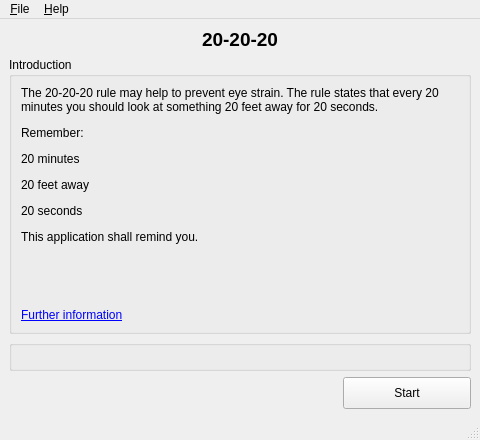
This is main/mainwindow.ui in pflaumenkern/202020 as Qt 5 draws it before an edit. The edited form follows.
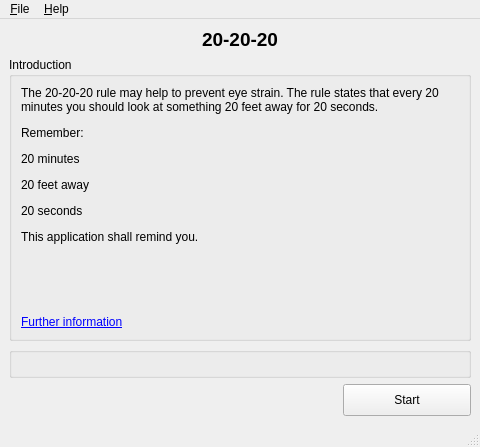
This is the edited form. Icons and pictures are not drawn. Custom widgets are drawn as their Qt base class.

Commit message:
Do not use native menu bar
Update menu bar flag to false for MacOS
Update version, organization domain and .gitignore
Remove unnecessary import

What changed in the file:
```diff
--- a/main/mainwindow.ui
+++ b/main/mainwindow.ui
@@ -7,7 +7,7 @@
     <x>0</x>
     <y>0</y>
     <width>480</width>
-    <height>440</height>
+    <height>447</height>
    </rect>
   </property>
   <property name="minimumSize">
```
Left out of the diff: 5 changed lines with no effect on the pictures. The commit also changes 2 other files.
